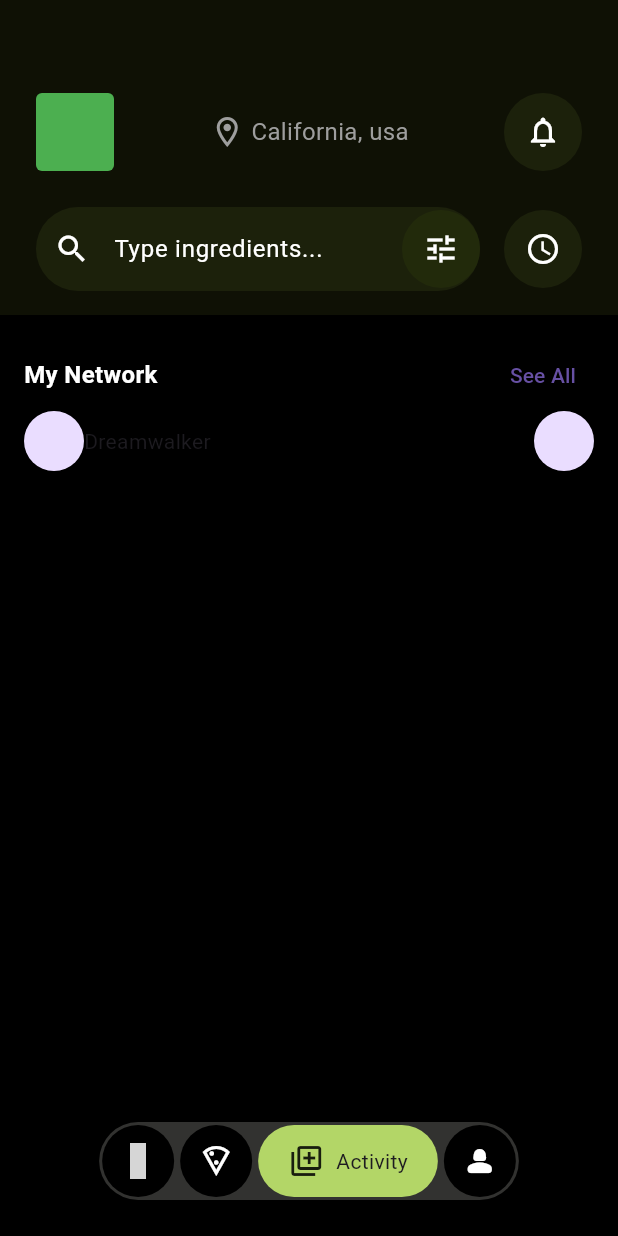
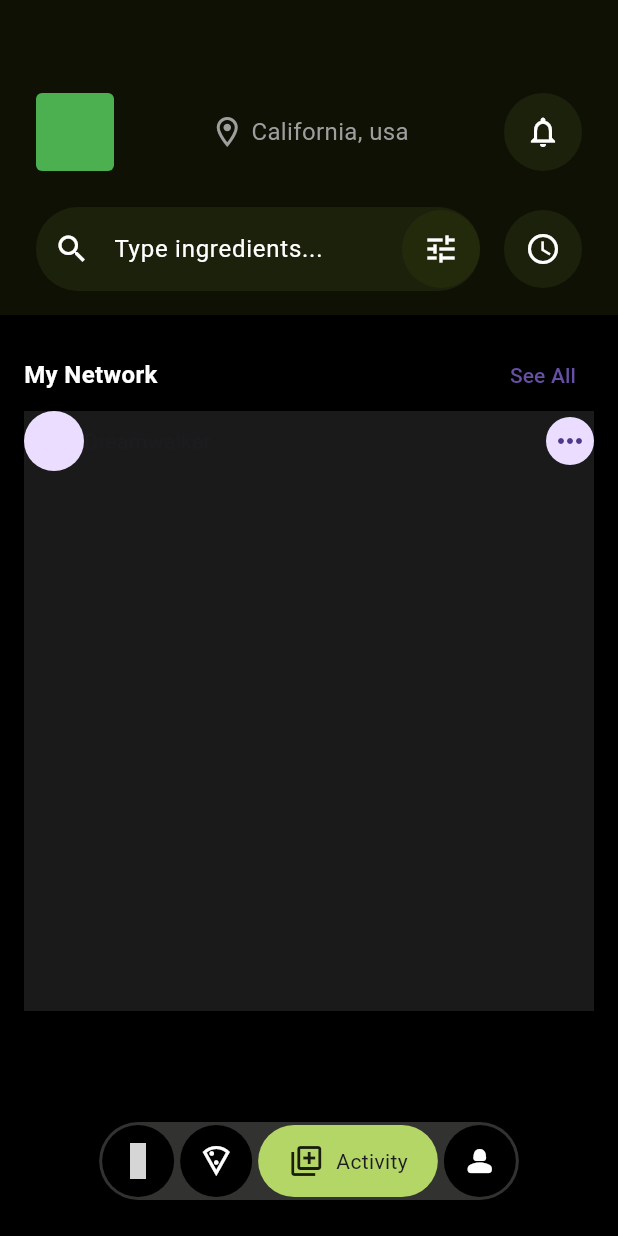
Before and after one commit to JAICHANGPARK/flutter_notebook_chapter_43, a Flutter app: the FoodOrderMainPage screen opened directly, item 3 of the bottom bar chosen, on a phone screen of 412 x 824 dp. Run offline on Flutter 3.47's test engine with Material 3 defaults, Android fonts, the phone set to English and light mode, and no system bars; our stand-ins replace gap, hugeicons, percent_indicator; network calls fail; grey boxes are pictures that could not be loaded.

Commit message:
Update food_order_activity_page.dart

```diff
--- a/lib/ep2393_food_order_app/ui/activity/food_order_activity_page.dart
+++ b/lib/ep2393_food_order_app/ui/activity/food_order_activity_page.dart
@@ -36,6 +36,9 @@ class _FoodOrderActivityPageState extends State<FoodOrderActivityPage> {
           ),
           Container(
             height: 400,
+            decoration: BoxDecoration(
+              color: Colors.white.withValues(alpha: .1)
+            ),
             child: Column(
               children: [
                 Row(
@@ -44,7 +47,8 @@ class _FoodOrderActivityPageState extends State<FoodOrderActivityPage> {
                     Text("Dreamwalker"),
                     Spacer(),
                     CircleAvatar(
-
+                      radius: 16,
+                      child: Icon(Icons.more_horiz),
                     )
                   ],
                 )
```
